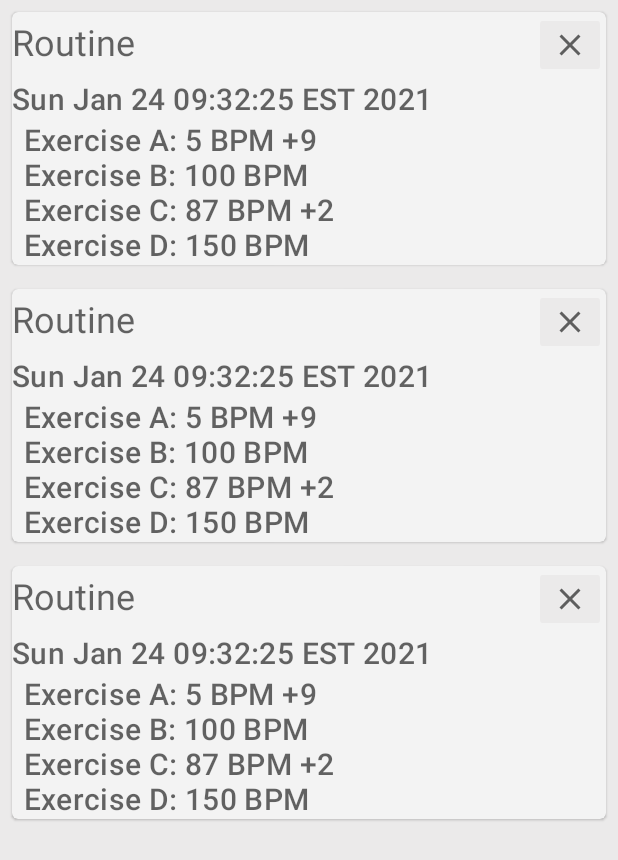
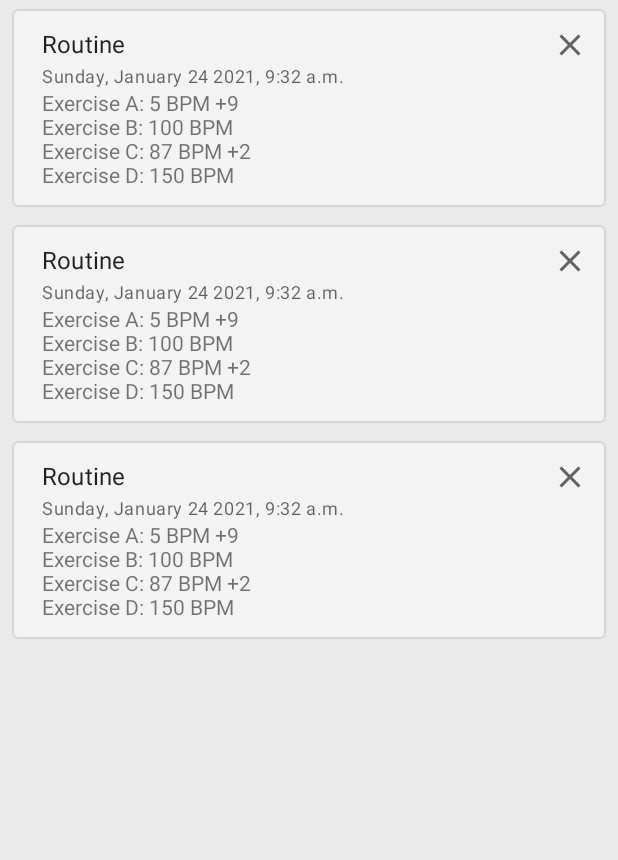
Before and after one commit to ramzan/Virtuosity, an Android app: the layout fragment_history.xml on its own in the app's theme, with its tools: preview values and no code run, on a phone screen of 412 x 824 dp. Shown: the top 860 px of the screen. Run offline under Robolectric (Android 15) with nearby library versions, the phone set to English and light mode, and no system bars.

Commit message:
Style history card

```diff
--- a/app/src/main/java/ca/ramzan/virtuosity/screens/history/SessionHistoryAdapter.kt
+++ b/app/src/main/java/ca/ramzan/virtuosity/screens/history/SessionHistoryAdapter.kt
@@ -8,7 +8,6 @@ import androidx.recyclerview.widget.DiffUtil
 import androidx.recyclerview.widget.RecyclerView
 import ca.ramzan.virtuosity.databinding.ListItemHistoryBinding
 import ca.ramzan.virtuosity.history.SessionHistory
-import java.util.*
 
 
 class SessionHistoryDisplayAdapter(private val onDelete: (Long) -> Unit) :
@@ -34,7 +33,7 @@ class SessionHistoryDisplayAdapter(private val onDelete: (Long) -> Unit) :
                         onDelete(item.id)
                     }
                     historyTitle.text = title
-                    historyDate.text = Date(time).toString()
+                    historyDate.text = time
                     historyData.text = text
                 } ?: run {
                     historyTitle.text = ""
--- a/app/src/main/java/ca/ramzan/virtuosity/screens/summary/SummaryFragment.kt
+++ b/app/src/main/java/ca/ramzan/virtuosity/screens/summary/SummaryFragment.kt
@@ -13,7 +13,6 @@ import ca.ramzan.virtuosity.databinding.FragmentSummaryBinding
 import ca.ramzan.virtuosity.screens.BaseFragment
 import dagger.hilt.android.AndroidEntryPoint
 import kotlinx.coroutines.flow.collect
-import java.util.*
 
 @AndroidEntryPoint
 class SummaryFragment : BaseFragment<FragmentSummaryBinding>() {
@@ -39,7 +38,7 @@ class SummaryFragment : BaseFragment<FragmentSummaryBinding>() {
             viewModel.summary.collect { summary ->
                 binding.summaryView.apply {
                     historyTitle.text = summary.title
-                    historyDate.text = Date(summary.time).toString()
+                    historyDate.text = summary.time
                     historyData.text = summary.text
                     historyDeleteBtn.visibility = View.GONE
                 }
--- a/app/src/main/res/layout/fragment_history.xml
+++ b/app/src/main/res/layout/fragment_history.xml
@@ -5,13 +5,13 @@
     android:layout_width="match_parent"
     android:layout_height="match_parent"
     android:orientation="vertical"
+    android:paddingBottom="?android:actionBarSize"
     tools:context=".screens.history.HistoryFragment">
 
     <androidx.recyclerview.widget.RecyclerView
         android:id="@+id/history_list"
         android:layout_width="match_parent"
         android:layout_height="match_parent"
-        android:layout_marginHorizontal="0dp"
         android:visibility="gone"
         app:layoutManager="LinearLayoutManager"
         app:layout_constraintBottom_toBottomOf="parent"
--- a/app/src/main/res/layout/list_item_history.xml
+++ b/app/src/main/res/layout/list_item_history.xml
@@ -1,66 +1,56 @@
 <?xml version="1.0" encoding="utf-8"?>
-<com.google.android.material.card.MaterialCardView
-    xmlns:android="http://schemas.android.com/apk/res/android"
+<com.google.android.material.card.MaterialCardView xmlns:android="http://schemas.android.com/apk/res/android"
     xmlns:app="http://schemas.android.com/apk/res-auto"
     xmlns:tools="http://schemas.android.com/tools"
-    android:layout_width="match_parent"
-    android:layout_height="wrap_content"
-    android:layout_margin="8dp">
+    style="@style/routine_card_style">
 
     <androidx.constraintlayout.widget.ConstraintLayout
         android:layout_width="match_parent"
         android:layout_height="match_parent"
-        android:orientation="vertical">
+        android:orientation="vertical"
+        android:padding="12dp">
 
         <ImageButton
             android:id="@+id/history_delete_btn"
             android:layout_width="wrap_content"
             android:layout_height="wrap_content"
-            android:layout_gravity="center"
+            android:background="?android:attr/actionBarItemBackground"
+            android:contentDescription="@string/delete"
             android:src="@drawable/ic_baseline_close_24"
-            app:layout_constraintBottom_toTopOf="@+id/history_date"
             app:layout_constraintEnd_toEndOf="parent"
             app:layout_constraintStart_toEndOf="@id/history_title"
-            app:layout_constraintTop_toTopOf="parent"
-            android:contentDescription="@string/delete" />
-
+            app:layout_constraintTop_toTopOf="parent" />
 
         <TextView
             android:id="@+id/history_title"
+            style="@style/TextAppearance.MaterialComponents.Subtitle1"
             android:layout_width="0dp"
-            android:layout_height="wrap_content"
-            android:layout_marginBottom="5dp"
-            android:textAppearance="?attr/textAppearanceHeadline5"
-            android:textColor="?android:attr/textColorSecondary"
+            android:layout_height="24dp"
             app:layout_constraintBottom_toTopOf="@+id/history_date"
             app:layout_constraintEnd_toStartOf="@id/history_delete_btn"
-            app:layout_constraintStart_toStartOf="parent"
+            app:layout_constraintStart_toStartOf="@id/history_data"
             app:layout_constraintTop_toTopOf="parent"
             tools:text="Routine" />
 
         <TextView
             android:id="@+id/history_date"
-            android:layout_width="match_parent"
+            style="@style/TextAppearance.MaterialComponents.Caption"
+            android:layout_width="wrap_content"
             android:layout_height="wrap_content"
-            android:textAppearance="?attr/textAppearanceHeadline6"
-            android:textColor="?android:attr/textColorSecondary"
             app:layout_constraintBottom_toTopOf="@+id/history_data"
-            app:layout_constraintEnd_toEndOf="parent"
-            app:layout_constraintStart_toStartOf="parent"
-            tools:text="Sun Jan 24 09:32:25 EST 2021" />
+            app:layout_constraintStart_toStartOf="@id/history_data"
+            tools:text="Sunday, January 24 2021, 9:32 a.m." />
 
         <TextView
             android:id="@+id/history_data"
             android:layout_width="match_parent"
+            android:layout_height="wrap_content"
             android:layout_marginStart="8dp"
             android:layout_marginEnd="8dp"
-            android:textAppearance="?attr/textAppearanceHeadline6"
-            android:textColor="?android:attr/textColorSecondary"
             app:layout_constraintBottom_toBottomOf="parent"
             app:layout_constraintEnd_toEndOf="parent"
             app:layout_constraintStart_toStartOf="parent"
-            tools:text="Exercise A: 5 BPM +9\nExercise B: 100 BPM\nExercise C: 87 BPM +2\nExercise D: 150 BPM"
-            android:layout_height="wrap_content" />
+            tools:text="Exercise A: 5 BPM +9\nExercise B: 100 BPM\nExercise C: 87 BPM +2\nExercise D: 150 BPM" />
 
 
     </androidx.constraintlayout.widget.ConstraintLayout>
```
Also changed, not shown: app/src/main/java/ca/ramzan/virtuosity/history/SessionHistoryEntities.kt (+18 -11 lines).
